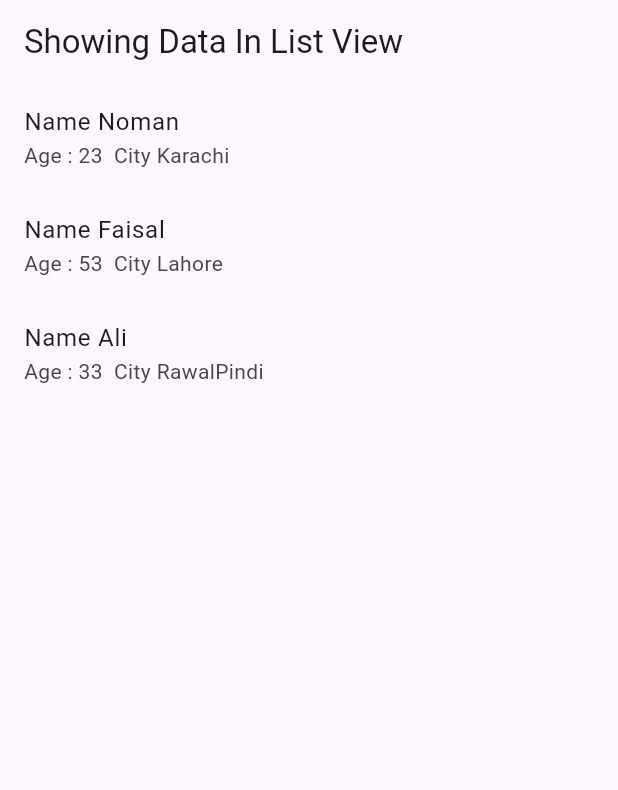
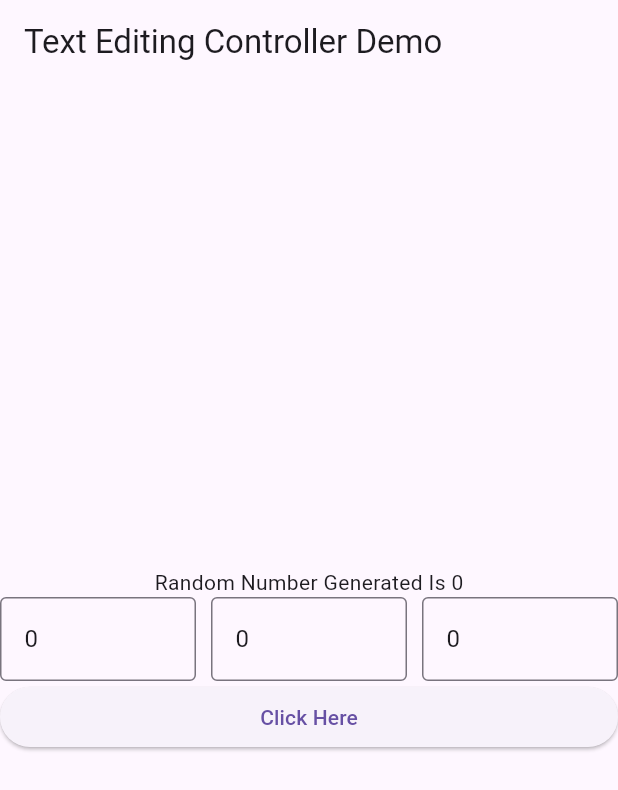
Before and after one commit to tfxTanoli/ContactApp, a Flutter app: the screen it shows after launch, on a phone screen of 412 x 824 dp. Shown: the top 790 px of the screen. Run offline on Flutter 3.47's test engine with Material 3 defaults, Android fonts, the phone set to English and light mode, and no system bars.

Commit message:
Quiz Practice

```diff
--- a/lib/main.dart
+++ b/lib/main.dart
@@ -1,4 +1,5 @@
 import 'package:flutter/material.dart';
+import 'dart:math';
 
 void main() {
   runApp(MyApp());
@@ -8,54 +9,157 @@ class MyApp extends StatelessWidget {
   @override
   Widget build(BuildContext context) {
     return MaterialApp(
-      home: ShowListView(),
+      home: TextControllerDemo(),
     );
   }
 }
 
-class Info {
-  String? name;
-  int? age;
-  String? city;
-
-  Info({this.name, this.age, this.city});
+class TextControllerDemo extends StatefulWidget {
+  _TextControllerDemo createState() => _TextControllerDemo();
 }
 
-class ShowListView extends StatefulWidget {
-  _ShowListView createState() => _ShowListView();
-}
+class _TextControllerDemo extends State<TextControllerDemo> {
+  int number = 0;
+  void handle() {
+    if (int.tryParse(A.text)! > 5 ||
+        int.tryParse(B.text)! > 5 ||
+        int.tryParse(C.text)! > 5) {
+      A.text = '0';
+      B.text = '0';
+      C.text = '0';
+    }
+    number = Random().nextInt(9) + 1;
+    setState(() {
+      if (number >= 1 && number <= 3) {
+        A.text = (int.tryParse(A.text)! + 1).toString();
+      } else if (number >= 4 && number <= 6) {
+        B.text = (int.parse(B.text) + 1).toString();
+      } else {
+        C.text = (int.parse(C.text) + 1).toString();
+      }
+    });
+  }
 
-class _ShowListView extends State<ShowListView> {
-  List<Info> info = [
-    Info(name: "Noman", age: 23, city: "Karachi"),
-    Info(name: 'Faisal', age: 53, city: "Lahore"),
-    Info(name: 'Ali', age: 33, city: "RawalPindi")
-  ];
+  TextEditingController A = TextEditingController(text: '0');
+  TextEditingController B = TextEditingController(text: '0');
+  TextEditingController C = TextEditingController(text: '0');
 
   @override
   Widget build(BuildContext context) {
     return Scaffold(
       appBar: AppBar(
-        title: const Text("Showing Data In List View"),
+        title: const Text("Text Editing Controller Demo"),
       ),
       body: Center(
         child: Column(
+          mainAxisAlignment: MainAxisAlignment.center,
           children: [
-            Expanded(
-                child: ListView.builder(
-              itemCount: info.length,
-              itemBuilder: (context, index) => ListTile(
-                title: Text("Name ${info[index].name}"),
-                subtitle:
-                    Text("Age : ${info[index].age}  City ${info[index].city}"),
+            Text(
+              "Random Number Generated Is $number",
+            ),
+            Row(
+              children: [
+                Expanded(
+                  child: TextField(
+                    controller: A,
+                    decoration: InputDecoration(
+                      border: OutlineInputBorder(),
+                      hintText: '0',
+                    ),
+                  ),
+                ),
+                const SizedBox(width: 10),
+                Expanded(
+                  child: TextField(
+                    controller: B,
+                    decoration: InputDecoration(
+                      border: OutlineInputBorder(),
+                      hintText: '0',
+                    ),
+                  ),
+                ),
+                const SizedBox(width: 10),
+                Expanded(
+                  child: TextField(
+                    controller: C,
+                    decoration: InputDecoration(
+                      border: OutlineInputBorder(),
+                      hintText: '0',
+                    ),
+                  ),
+                ),
+              ],
+            ),
+            ElevatedButton(
+              onPressed: handle,
+              child: const Center(
+                child: Text("Click Here"),
               ),
-            ))
+            )
           ],
         ),
       ),
     );
   }
 }
+
+
+// void main() {
+//   runApp(MyApp());
+// }
+
+// class MyApp extends StatelessWidget {
+//   @override
+//   Widget build(BuildContext context) {
+//     return MaterialApp(
+//       home: ShowListView(),
+//     );
+//   }
+// }
+
+// class Info {
+//   String? name;
+//   int? age;
+//   String? city;
+
+//   Info({this.name, this.age, this.city});
+// }
+
+// class ShowListView extends StatefulWidget {
+//   _ShowListView createState() => _ShowListView();
+// }
+
+// class _ShowListView extends State<ShowListView> {
+//   List<Info> info = [
+//     Info(name: "Noman", age: 23, city: "Karachi"),
+//     Info(name: 'Faisal', age: 53, city: "Lahore"),
+//     Info(name: 'Ali', age: 33, city: "RawalPindi")
+//   ];
+
+//   @override
+//   Widget build(BuildContext context) {
+//     return Scaffold(
+//       appBar: AppBar(
+//         title: const Text("Showing Data In List View"),
+//       ),
+//       body: Center(
+//         child: Column(
+//           children: [
+//             Expanded(
+//                 child: ListView.builder(
+//               itemCount: info.length,
+//               itemBuilder: (context, index) => ListTile(
+//                 title: Text("Name ${info[index].name}"),
+//                 subtitle:
+//                     Text("Age : ${info[index].age}  City ${info[index].city}"),
+//               ),
+//             ))
+//           ],
+//         ),
+//       ),
+//     );
+//   }
+// }
 
 // void main() {
 //   runApp(MyApp());
```
